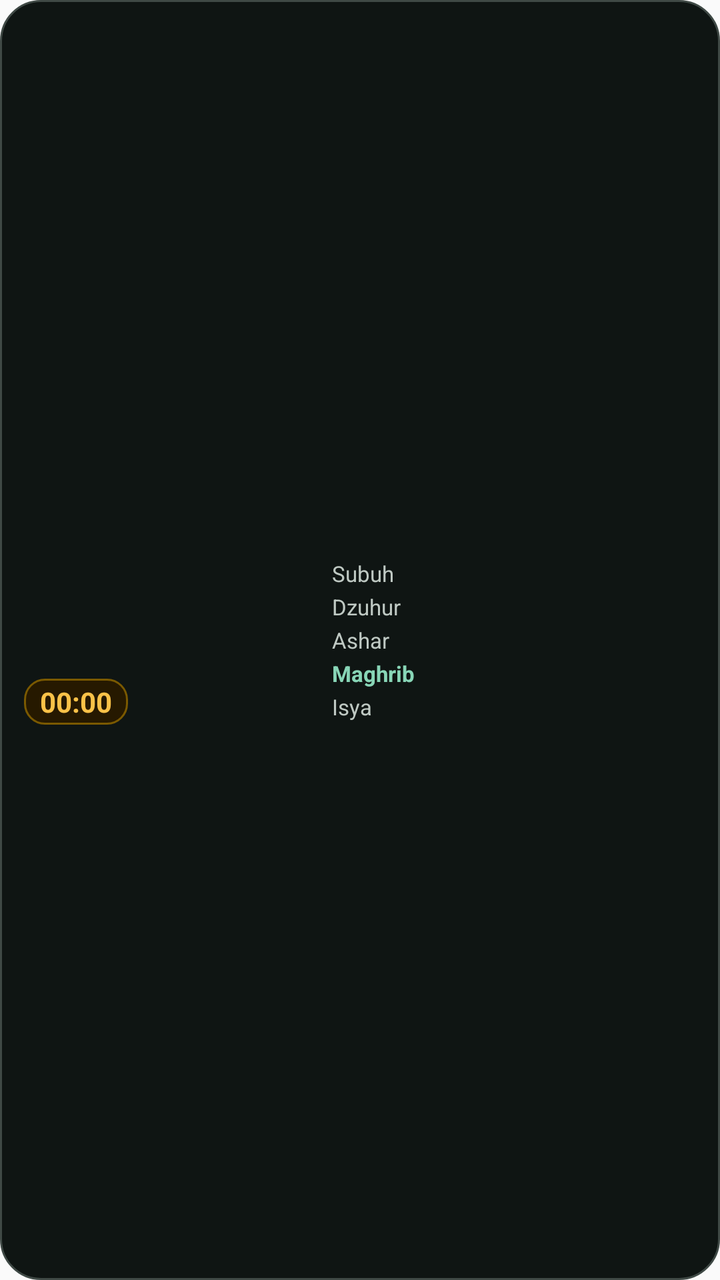
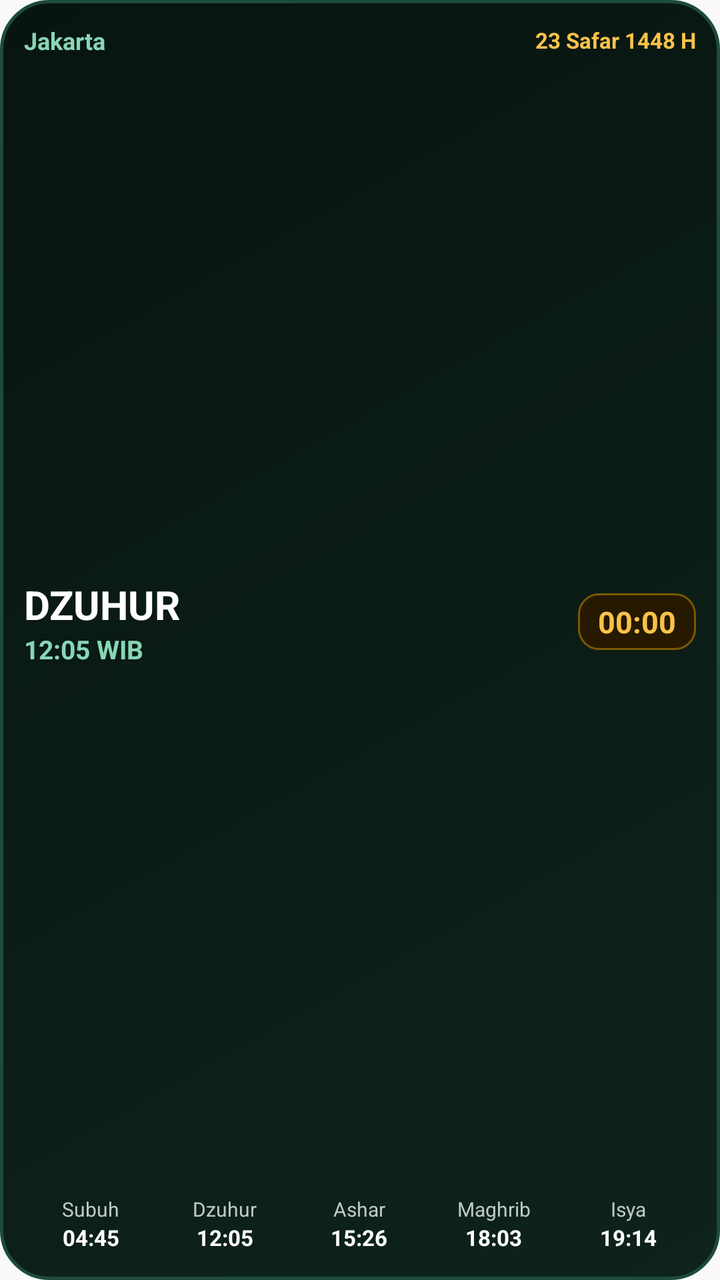

Screens rendered from an Android XML layout before and after an edit, with the pre-edit source and the edit as a unified diff.
<!-- AndroidManifest.xml: application theme Theme.AdzanNotif -->
<!-- res/layout/widget_detailed.xml -->
<?xml version="1.0" encoding="utf-8"?>
<LinearLayout xmlns:android="http://schemas.android.com/apk/res/android"
    android:id="@+id/widget_detailed_root"
    android:layout_width="match_parent"
    android:layout_height="match_parent"
    android:background="@drawable/widget_bg"
    android:orientation="horizontal"
    android:baselineAligned="false"
    android:gravity="center_vertical"
    android:padding="12dp">

    
    <LinearLayout
        android:layout_width="0dp"
        android:layout_height="match_parent"
        android:layout_weight="1.1"
        android:orientation="vertical"
        android:gravity="center_vertical">

        <TextView
            android:id="@+id/widget_det_location"
            android:layout_width="wrap_content"
            android:layout_height="wrap_content"
        android:text=""
            android:textColor="#88D6B7"
            android:textSize="11sp"
            android:textStyle="bold" />

        <TextView
            android:id="@+id/widget_det_prayer_name"
            android:layout_width="wrap_content"
            android:layout_height="wrap_content"
            android:text=""
            android:textColor="#FFFFFF"
            android:textSize="20sp"
            android:textStyle="bold" />

        <TextView
            android:id="@+id/widget_det_prayer_time"
            android:layout_width="wrap_content"
            android:layout_height="wrap_content"
            android:text=""
            android:textColor="#BFC9C3"
            android:textSize="12sp" />

        <Chronometer
            android:id="@+id/widget_det_countdown"
            android:layout_width="wrap_content"
            android:layout_height="wrap_content"
            android:layout_marginTop="4dp"
            android:background="@drawable/widget_pill_bg"
            android:countDown="true"
            android:paddingHorizontal="8dp"
            android:paddingVertical="2dp"
            android:textColor="#FAC248"
            android:textSize="14sp"
            android:textStyle="bold" />
    </LinearLayout>

    
    <LinearLayout
        android:layout_width="0dp"
        android:layout_height="match_parent"
        android:layout_weight="1.3"
        android:orientation="vertical"
        android:gravity="center_vertical">

        <LinearLayout
            android:layout_width="match_parent"
            android:layout_height="wrap_content"
            android:orientation="horizontal">
            <TextView android:layout_width="0dp" android:layout_height="wrap_content" android:layout_weight="1" android:text="@string/prayer_fajr" android:textColor="#BFC9C3" android:textSize="11sp" />
            <TextView android:id="@+id/widget_det_fajr" android:layout_width="wrap_content" android:layout_height="wrap_content" android:text="" android:textColor="#FFFFFF" android:textSize="11sp" android:textStyle="bold" />
        </LinearLayout>

        <LinearLayout
            android:layout_width="match_parent"
            android:layout_height="wrap_content"
            android:layout_marginTop="2dp"
            android:orientation="horizontal">
            <TextView android:layout_width="0dp" android:layout_height="wrap_content" android:layout_weight="1" android:text="@string/prayer_dhuhr" android:textColor="#BFC9C3" android:textSize="11sp" />
            <TextView android:id="@+id/widget_det_dhuhr" android:layout_width="wrap_content" android:layout_height="wrap_content" android:text="" android:textColor="#FFFFFF" android:textSize="11sp" android:textStyle="bold" />
        </LinearLayout>

        <LinearLayout
            android:layout_width="match_parent"
            android:layout_height="wrap_content"
            android:layout_marginTop="2dp"
            android:orientation="horizontal">
            <TextView android:layout_width="0dp" android:layout_height="wrap_content" android:layout_weight="1" android:text="@string/prayer_asr" android:textColor="#BFC9C3" android:textSize="11sp" />
            <TextView android:id="@+id/widget_det_asr" android:layout_width="wrap_content" android:layout_height="wrap_content" android:text="" android:textColor="#FFFFFF" android:textSize="11sp" android:textStyle="bold" />
        </LinearLayout>

        <LinearLayout
            android:layout_width="match_parent"
            android:layout_height="wrap_content"
            android:layout_marginTop="2dp"
            android:orientation="horizontal">
            <TextView android:layout_width="0dp" android:layout_height="wrap_content" android:layout_weight="1" android:text="@string/prayer_maghrib" android:textColor="#88D6B7" android:textSize="11sp" android:textStyle="bold" />
            <TextView android:id="@+id/widget_det_maghrib" android:layout_width="wrap_content" android:layout_height="wrap_content" android:text="" android:textColor="#88D6B7" android:textSize="11sp" android:textStyle="bold" />
        </LinearLayout>

        <LinearLayout
            android:layout_width="match_parent"
            android:layout_height="wrap_content"
            android:layout_marginTop="2dp"
            android:orientation="horizontal">
            <TextView android:layout_width="0dp" android:layout_height="wrap_content" android:layout_weight="1" android:text="@string/prayer_isha" android:textColor="#BFC9C3" android:textSize="11sp" />
            <TextView android:id="@+id/widget_det_isha" android:layout_width="wrap_content" android:layout_height="wrap_content" android:text="" android:textColor="#FFFFFF" android:textSize="11sp" android:textStyle="bold" />
        </LinearLayout>

    </LinearLayout>

</LinearLayout>
<!-- resources referenced by this layout -->
<resources>
  <!-- drawable widget_bg (drawable) -->
  <?xml version="1.0" encoding="utf-8"?>
  <shape xmlns:android="http://schemas.android.com/apk/res/android"
      android:shape="rectangle">
      <solid android:color="#0F1513" />
      <corners android:radius="20dp" />
      <stroke
          android:width="1dp"
          android:color="#3F4945" />
  </shape>
  <!-- drawable widget_pill_bg (drawable) -->
  <?xml version="1.0" encoding="utf-8"?>
  <shape xmlns:android="http://schemas.android.com/apk/res/android"
      android:shape="rectangle">
      <solid android:color="#261900" />
      <corners android:radius="10dp" />
      <stroke
          android:width="1dp"
          android:color="#7A5900" />
  </shape>
  <string name="prayer_asr">Ashar</string>
  <string name="prayer_dhuhr">Dzuhur</string>
  <string name="prayer_fajr">Subuh</string>
  <string name="prayer_isha">Isya</string>
  <string name="prayer_maghrib">Maghrib</string>
  <style name="Theme.AdzanNotif" parent="android:Theme.Material.Light.NoActionBar">
          <item name="android:statusBarColor">@android:color/transparent</item>
          <item name="android:navigationBarColor">@android:color/transparent</item>
      </style>
</resources>

<!-- the commit's change to res/layout/widget_detailed.xml (unified diff, before → after) -->
@@ -4,109 +4,217 @@
     android:layout_width="match_parent"
     android:layout_height="match_parent"
     android:background="@drawable/widget_bg"
-    android:orientation="horizontal"
-    android:baselineAligned="false"
-    android:gravity="center_vertical"
+    android:orientation="vertical"
     android:padding="12dp">
 
     
     <LinearLayout
-        android:layout_width="0dp"
-        android:layout_height="match_parent"
-        android:layout_weight="1.1"
-        android:orientation="vertical"
+        android:layout_width="match_parent"
+        android:layout_height="wrap_content"
+        android:orientation="horizontal"
         android:gravity="center_vertical">
 
         <TextView
             android:id="@+id/widget_det_location"
+            android:layout_width="0dp"
+            android:layout_height="wrap_content"
+            android:layout_weight="1"
+            android:text="Jakarta"
+            android:textColor="#88D6B7"
+            android:textSize="12sp"
+            android:textStyle="bold"
+            android:singleLine="true"
+            android:ellipsize="end" />
+
+        <TextView
+            android:id="@+id/widget_det_hijri_date"
             android:layout_width="wrap_content"
             android:layout_height="wrap_content"
-        android:text=""
-            android:textColor="#88D6B7"
+            android:text="23 Safar 1448 H"
+            android:textColor="#FAC248"
             android:textSize="11sp"
             android:textStyle="bold" />
-
-        <TextView
-            android:id="@+id/widget_det_prayer_name"
-            android:layout_width="wrap_content"
-            android:layout_height="wrap_content"
-            android:text=""
-            android:textColor="#FFFFFF"
-            android:textSize="20sp"
-            android:textStyle="bold" />
-
-        <TextView
-            android:id="@+id/widget_det_prayer_time"
-            android:layout_width="wrap_content"
-            android:layout_height="wrap_content"
-            android:text=""
-            android:textColor="#BFC9C3"
-            android:textSize="12sp" />
+    </LinearLayout>
+
+    
+    <LinearLayout
+        android:layout_width="match_parent"
+        android:layout_height="0dp"
+        android:layout_weight="1"
+        android:orientation="horizontal"
+        android:gravity="center_vertical"
+        android:layout_marginVertical="4dp">
+
+        <LinearLayout
+            android:layout_width="0dp"
+            android:layout_height="wrap_content"
+            android:layout_weight="1"
+            android:orientation="vertical">
+
+            <TextView
+                android:id="@+id/widget_det_prayer_name"
+                android:layout_width="wrap_content"
+                android:layout_height="wrap_content"
+                android:text="DZUHUR"
+                android:textColor="#FFFFFF"
+                android:textSize="20sp"
+                android:textStyle="bold" />
+
+            <TextView
+                android:id="@+id/widget_det_prayer_time"
+                android:layout_width="wrap_content"
+                android:layout_height="wrap_content"
+                android:text="12:05 WIB"
+                android:textColor="#88D6B7"
+                android:textSize="13sp"
+                android:textStyle="bold" />
+        </LinearLayout>
 
         <Chronometer
             android:id="@+id/widget_det_countdown"
             android:layout_width="wrap_content"
             android:layout_height="wrap_content"
-            android:layout_marginTop="4dp"
             android:background="@drawable/widget_pill_bg"
             android:countDown="true"
-            android:paddingHorizontal="8dp"
-            android:paddingVertical="2dp"
+            android:paddingHorizontal="10dp"
+            android:paddingVertical="4dp"
             android:textColor="#FAC248"
-            android:textSize="14sp"
+            android:textSize="15sp"
             android:textStyle="bold" />
     </LinearLayout>
 
     
     <LinearLayout
-        android:layout_width="0dp"
-        android:layout_height="match_parent"
-        android:layout_weight="1.3"
-        android:orientation="vertical"
-        android:gravity="center_vertical">
-
-        <LinearLayout
-            android:layout_width="match_parent"
-            android:layout_height="wrap_content"
-            android:orientation="horizontal">
-            <TextView android:layout_width="0dp" android:layout_height="wrap_content" android:layout_weight="1" android:text="@string/prayer_fajr" android:textColor="#BFC9C3" android:textSize="11sp" />
-            <TextView android:id="@+id/widget_det_fajr" android:layout_width="wrap_content" android:layout_height="wrap_content" android:text="" android:textColor="#FFFFFF" android:textSize="11sp" android:textStyle="bold" />
-        </LinearLayout>
-
-        <LinearLayout
-            android:layout_width="match_parent"
-            android:layout_height="wrap_content"
-            android:layout_marginTop="2dp"
-            android:orientation="horizontal">
-            <TextView android:layout_width="0dp" android:layout_height="wrap_content" android:layout_weight="1" android:text="@string/prayer_dhuhr" android:textColor="#BFC9C3" android:textSize="11sp" />
-            <TextView android:id="@+id/widget_det_dhuhr" android:layout_width="wrap_content" android:layout_height="wrap_content" android:text="" android:textColor="#FFFFFF" android:textSize="11sp" android:textStyle="bold" />
-        </LinearLayout>
-
-        <LinearLayout
-            android:layout_width="match_parent"
-            android:layout_height="wrap_content"
-            android:layout_marginTop="2dp"
-            android:orientation="horizontal">
-            <TextView android:layout_width="0dp" android:layout_height="wrap_content" android:layout_weight="1" android:text="@string/prayer_asr" android:textColor="#BFC9C3" android:textSize="11sp" />
-            <TextView android:id="@+id/widget_det_asr" android:layout_width="wrap_content" android:layout_height="wrap_content" android:text="" android:textColor="#FFFFFF" android:textSize="11sp" android:textStyle="bold" />
-        </LinearLayout>
-
-        <LinearLayout
-            android:layout_width="match_parent"
-            android:layout_height="wrap_content"
-            android:layout_marginTop="2dp"
-            android:orientation="horizontal">
-            <TextView android:layout_width="0dp" android:layout_height="wrap_content" android:layout_weight="1" android:text="@string/prayer_maghrib" android:textColor="#88D6B7" android:textSize="11sp" android:textStyle="bold" />
-            <TextView android:id="@+id/widget_det_maghrib" android:layout_width="wrap_content" android:layout_height="wrap_content" android:text="" android:textColor="#88D6B7" android:textSize="11sp" android:textStyle="bold" />
-        </LinearLayout>
-
-        <LinearLayout
-            android:layout_width="match_parent"
-            android:layout_height="wrap_content"
-            android:layout_marginTop="2dp"
-            android:orientation="horizontal">
-            <TextView android:layout_width="0dp" android:layout_height="wrap_content" android:layout_weight="1" android:text="@string/prayer_isha" android:textColor="#BFC9C3" android:textSize="11sp" />
-            <TextView android:id="@+id/widget_det_isha" android:layout_width="wrap_content" android:layout_height="wrap_content" android:text="" android:textColor="#FFFFFF" android:textSize="11sp" android:textStyle="bold" />
+        android:layout_width="match_parent"
+        android:layout_height="wrap_content"
+        android:orientation="horizontal"
+        android:weightSum="5"
+        android:gravity="center"
+        android:layout_marginTop="2dp">
+
+        
+        <LinearLayout
+            android:id="@+id/widget_item_fajr"
+            android:layout_width="0dp"
+            android:layout_height="wrap_content"
+            android:layout_weight="1"
+            android:orientation="vertical"
+            android:gravity="center"
+            android:paddingVertical="2dp">
+            <TextView
+                android:layout_width="wrap_content"
+                android:layout_height="wrap_content"
+                android:text="Subuh"
+                android:textColor="#BFC9C3"
+                android:textSize="10sp" />
+            <TextView
+                android:id="@+id/widget_det_fajr"
+                android:layout_width="wrap_content"
+                android:layout_height="wrap_content"
+                android:text="04:45"
+                android:textColor="#FFFFFF"
+                android:textSize="11sp"
+                android:textStyle="bold" />
+        </LinearLayout>
+
+        
+        <LinearLayout
+            android:id="@+id/widget_item_dhuhr"
+            android:layout_width="0dp"
+            android:layout_height="wrap_content"
+            android:layout_weight="1"
+            android:orientation="vertical"
+            android:gravity="center"
+            android:paddingVertical="2dp">
+            <TextView
+                android:layout_width="wrap_content"
+                android:layout_height="wrap_content"
+                android:text="Dzuhur"
+                android:textColor="#BFC9C3"
+                android:textSize="10sp" />
+            <TextView
+                android:id="@+id/widget_det_dhuhr"
+                android:layout_width="wrap_content"
+                android:layout_height="wrap_content"
+                android:text="12:05"
+                android:textColor="#FFFFFF"
+                android:textSize="11sp"
+                android:textStyle="bold" />
+        </LinearLayout>
+
+        
+        <LinearLayout
+            android:id="@+id/widget_item_asr"
+            android:layout_width="0dp"
+            android:layout_height="wrap_content"
+            android:layout_weight="1"
+            android:orientation="vertical"
+            android:gravity="center"
+            android:paddingVertical="2dp">
+            <TextView
+                android:layout_width="wrap_content"
+                android:layout_height="wrap_content"
+                android:text="Ashar"
+                android:textColor="#BFC9C3"
+                android:textSize="10sp" />
+            <TextView
+                android:id="@+id/widget_det_asr"
+                android:layout_width="wrap_content"
+                android:layout_height="wrap_content"
+                android:text="15:26"
+                android:textColor="#FFFFFF"
+                android:textSize="11sp"
+                android:textStyle="bold" />
+        </LinearLayout>
+
+        
+        <LinearLayout
+            android:id="@+id/widget_item_maghrib"
+            android:layout_width="0dp"
+            android:layout_height="wrap_content"
+            android:layout_weight="1"
+            android:orientation="vertical"
+            android:gravity="center"
+            android:paddingVertical="2dp">
+            <TextView
+                android:layout_width="wrap_content"
+                android:layout_height="wrap_content"
+                android:text="Maghrib"
+                android:textColor="#BFC9C3"
+                android:textSize="10sp" />
+            <TextView
+                android:id="@+id/widget_det_maghrib"
+                android:layout_width="wrap_content"
+                android:layout_height="wrap_content"
+                android:text="18:03"
+                android:textColor="#FFFFFF"
+                android:textSize="11sp"
+                android:textStyle="bold" />
+        </LinearLayout>
+
+        
+        <LinearLayout
+            android:id="@+id/widget_item_isha"
+            android:layout_width="0dp"
+            android:layout_height="wrap_content"
+            android:layout_weight="1"
+            android:orientation="vertical"
+            android:gravity="center"
+            android:paddingVertical="2dp">
+            <TextView
+                android:layout_width="wrap_content"
+                android:layout_height="wrap_content"
+                android:text="Isya"
+                android:textColor="#BFC9C3"
+                android:textSize="10sp" />
+            <TextView
+                android:id="@+id/widget_det_isha"
+                android:layout_width="wrap_content"
+                android:layout_height="wrap_content"
+                android:text="19:14"
+                android:textColor="#FFFFFF"
+                android:textSize="11sp"
+                android:textStyle="bold" />
         </LinearLayout>
 
     </LinearLayout>
<!-- resource entries referenced after the edit -->
@@ -4,11 +4,15 @@
   <?xml version="1.0" encoding="utf-8"?>
   <shape xmlns:android="http://schemas.android.com/apk/res/android"
       android:shape="rectangle">
-      <solid android:color="#0F1513" />
-      <corners android:radius="20dp" />
+      <gradient
+          android:angle="135"
+          android:startColor="#0E231C"
+          android:endColor="#081410"
+          android:type="linear" />
+      <corners android:radius="24dp" />
       <stroke
-          android:width="1dp"
-          android:color="#3F4945" />
+          android:width="1.5dp"
+          android:color="#1D4C3A" />
   </shape>
   <!-- drawable widget_pill_bg (drawable) -->
   <?xml version="1.0" encoding="utf-8"?>
@@ -20,11 +24,6 @@
           android:width="1dp"
           android:color="#7A5900" />
   </shape>
-  <string name="prayer_asr">Ashar</string>
-  <string name="prayer_dhuhr">Dzuhur</string>
-  <string name="prayer_fajr">Subuh</string>
-  <string name="prayer_isha">Isya</string>
-  <string name="prayer_maghrib">Maghrib</string>
   <style name="Theme.AdzanNotif" parent="android:Theme.Material.Light.NoActionBar">
           <item name="android:statusBarColor">@android:color/transparent</item>
           <item name="android:navigationBarColor">@android:color/transparent</item>
